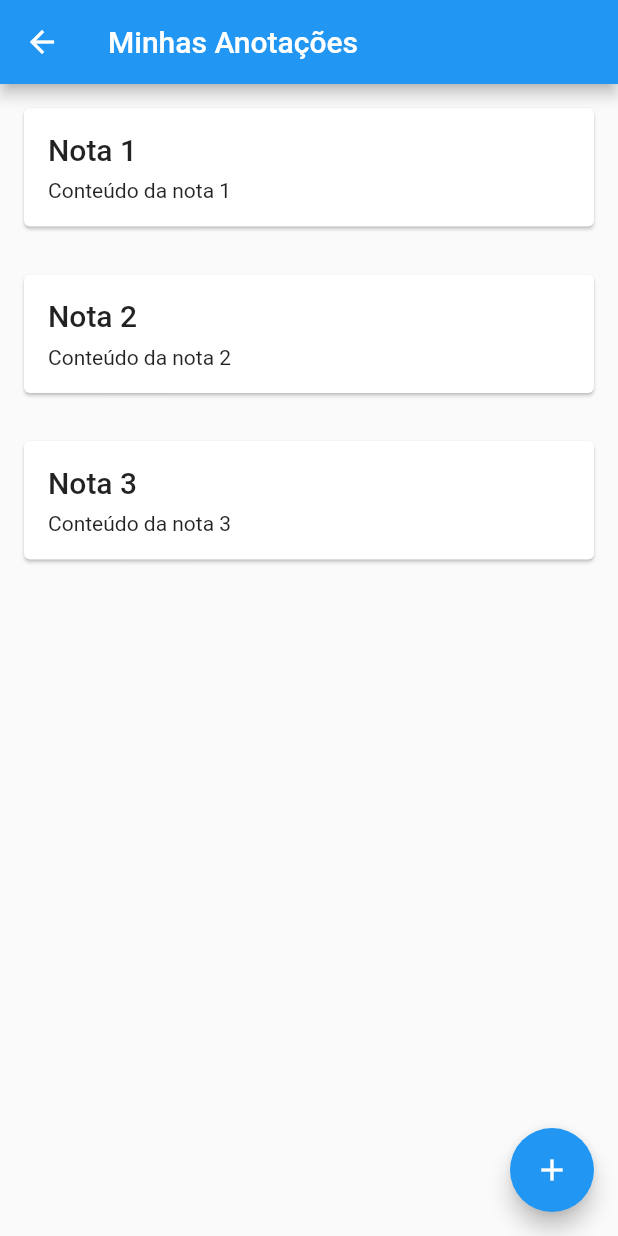
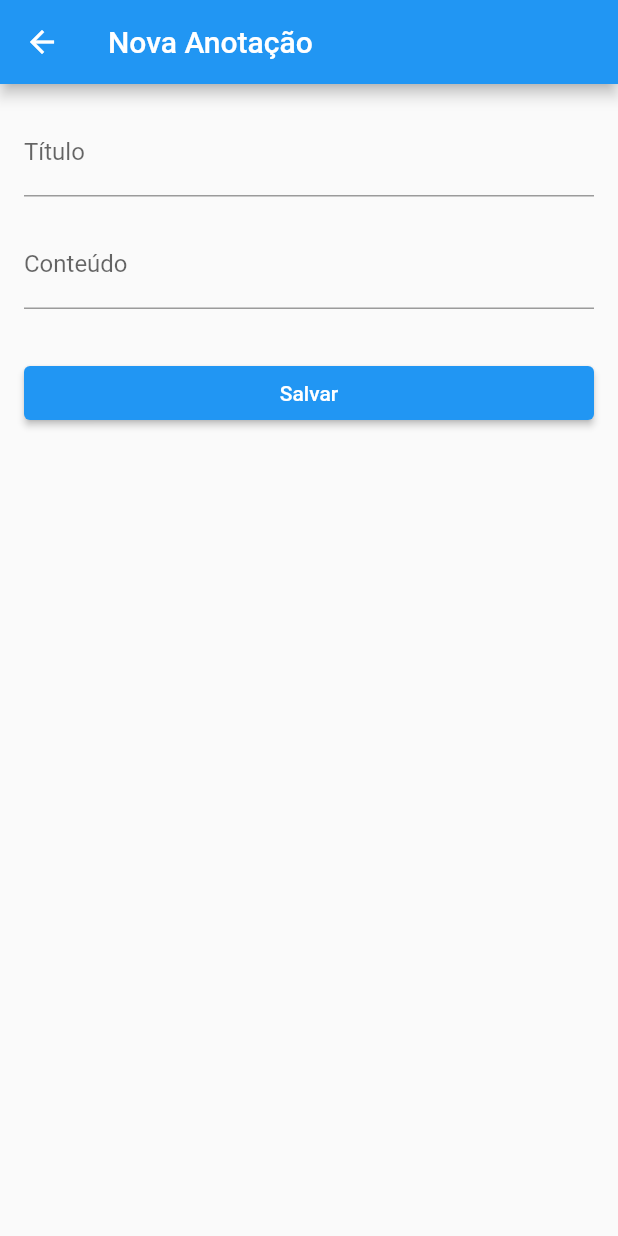
Before and after one commit to Gustavo653/KeepHealth, a Flutter app: the NotesPage screen opened directly, after a tap on the "add" icon, on a phone screen of 412 x 824 dp. Run offline on Flutter 3.47's test engine with Material 2 defaults, Android fonts, the light colour scheme and no system bars.

Commit message:
Adicionando pagina para edicao de anotacoes

```diff
--- a/keep_notes_flutter/lib/Models/note.dart
+++ b/keep_notes_flutter/lib/Models/note.dart
@@ -1,6 +1,23 @@
 class Note {
+  final int? id;
   final String title;
   final String content;
 
-  Note({required this.title, required this.content});
+  Note({
+    this.id,
+    required this.title,
+    required this.content,
+  });
+
+  Note copyWith({
+    int? id,
+    String? title,
+    String? content,
+  }) {
+    return Note(
+      id: id ?? this.id,
+      title: title ?? this.title,
+      content: content ?? this.content,
+    );
+  }
 }
--- a/keep_notes_flutter/lib/Pages/login_page.dart
+++ b/keep_notes_flutter/lib/Pages/login_page.dart
@@ -1,6 +1,5 @@
-import 'package:flutter/foundation.dart';
 import 'package:flutter/material.dart';
-import 'package:keep_notes_flutter/Pages/note_page.dart';
+import 'package:keep_notes_flutter/Pages/notes_page.dart';
 import 'package:keep_notes_flutter/Pages/register_page.dart';
 import 'package:keep_notes_flutter/Services/auth_service.dart';
 
--- /dev/null
+++ b/keep_notes_flutter/lib/Pages/note_edit_page.dart
@@ -0,0 +1,104 @@
+import 'package:flutter/material.dart';
+import 'package:keep_notes_flutter/Models/note.dart';
+import 'package:keep_notes_flutter/Services/note_service.dart';
+
+class NoteEditPage extends StatefulWidget {
+  final Note? note;
+
+  const NoteEditPage({Key? key, this.note}) : super(key: key);
+
+  @override
+  _NoteEditPageState createState() => _NoteEditPageState();
+}
+
+class _NoteEditPageState extends State<NoteEditPage> {
+  final _formKey = GlobalKey<FormState>();
+  late String _title;
+  late String _content;
+
+  @override
+  void initState() {
+    super.initState();
+    if (widget.note != null) {
+      _title = widget.note!.title;
+      _content = widget.note!.content;
+    } else {
+      _title = '';
+      _content = '';
+    }
+  }
+
+  Future<void> _submitForm() async {
+    if (_formKey.currentState!.validate()) {
+      _formKey.currentState!.save();
+
+      // Save note to database or API
+      final note = Note(
+        id: widget.note?.id ?? DateTime.now().millisecondsSinceEpoch,
+        title: _title,
+        content: _content,
+      );
+
+      await NoteService().saveOrUpdate(note);
+
+      Navigator.pop(_formKey.currentContext!, note);
+    }
+  }
+
+  @override
+  Widget build(BuildContext context) {
+    return Scaffold(
+      appBar: AppBar(
+        title: Text(widget.note == null ? 'Nova Anotação' : 'Editar Anotação'),
+      ),
+      body: SingleChildScrollView(
+        padding: const EdgeInsets.all(16),
+        child: Form(
+          key: _formKey,
+          child: Column(
+            crossAxisAlignment: CrossAxisAlignment.start,
+            children: [
+              TextFormField(
+                initialValue: _title,
+                decoration: const InputDecoration(
+                  labelText: 'Título',
+                ),
+                textInputAction: TextInputAction.next,
+                validator: (value) {
+                  if (value == null || value.trim().isEmpty) {
+                    return 'O título é obrigatório';
+                  }
+                  return null;
+                },
+                onSaved: (value) => _title = value!,
+              ),
+              const SizedBox(height: 16),
+              TextFormField(
+                initialValue: _content,
+                decoration: const InputDecoration(
+                  labelText: 'Conteúdo',
+                ),
+                maxLines: null,
+                validator: (value) {
+                  if (value == null || value.trim().isEmpty) {
+                    return 'O conteúdo é obrigatório';
+                  }
+                  return null;
+                },
+                onSaved: (value) => _content = value!,
+              ),
+              const SizedBox(height: 32),
+              SizedBox(
+                width: double.infinity,
+                child: ElevatedButton(
+                  onPressed: _submitForm,
+                  child: Text(widget.note == null ? 'Salvar' : 'Atualizar'),
+                ),
+              ),
+            ],
+          ),
+        ),
+      ),
+    );
+  }
+}
--- a/keep_notes_flutter/lib/Pages/note_page.dart
+++ /dev/null
@@ -1,55 +0,0 @@
-import 'package:flutter/material.dart';
-import 'package:keep_notes_flutter/Models/note.dart';
-
-class NotesPage extends StatelessWidget {
-  final List<Note> notes = [
-    Note(
-      title: 'Nota 1',
-      content: 'Conteúdo da nota 1',
-    ),
-    Note(
-      title: 'Nota 2',
-      content: 'Conteúdo da nota 2',
-    ),
-    Note(
-      title: 'Nota 3',
-      content: 'Conteúdo da nota 3',
-    ),
-  ];
-
-  @override
-  Widget build(BuildContext context) {
-    return Scaffold(
-      appBar: AppBar(
-        title: const Text('Minhas Anotações'),
-      ),
-      body: ListView.builder(
-        itemCount: notes.length,
-        itemBuilder: (BuildContext context, int index) {
-          final note = notes[index];
-          return Card(
-            margin: const EdgeInsets.all(16),
-            child: Padding(
-              padding: const EdgeInsets.all(16),
-              child: Column(
-                crossAxisAlignment: CrossAxisAlignment.start,
-                children: [
-                  Text(
-                    note.title,
-                    style: Theme.of(context).textTheme.titleLarge,
-                  ),
-                  const SizedBox(height: 8),
-                  Text(note.content),
-                ],
-              ),
-            ),
-          );
-        },
-      ),
-      floatingActionButton: FloatingActionButton(
-        onPressed: () {},
-        child: const Icon(Icons.add),
-      ),
-    );
-  }
-}
--- /dev/null
+++ b/keep_notes_flutter/lib/Pages/notes_page.dart
@@ -0,0 +1,86 @@
+import 'package:flutter/material.dart';
+import 'package:keep_notes_flutter/Pages/note_edit_page.dart';
+import 'package:keep_notes_flutter/services/note_service.dart';
+import 'package:keep_notes_flutter/Models/note.dart';
+
+class NotesPage extends StatefulWidget {
+  @override
+  _NotesPageState createState() => _NotesPageState();
+}
+
+class _NotesPageState extends State<NotesPage> {
+  final NoteService _noteService = NoteService();
+  List<Note> _notes = [];
+
+  @override
+  void initState() {
+    super.initState();
+    _getNotes();
+  }
+
+  Future<void> _getNotes() async {
+    final notes = await _noteService.getNotes();
+    setState(() {
+      _notes = notes;
+    });
+  }
+
+  @override
+  Widget build(BuildContext context) {
+    return Scaffold(
+      appBar: AppBar(
+        title: const Text('Minhas Anotações'),
+        automaticallyImplyLeading: false,
+      ),
+      body: FutureBuilder<List<Note>>(
+        future: _noteService.getNotes(),
+        builder: (context, snapshot) {
+          if (snapshot.connectionState == ConnectionState.waiting) {
+            return const Center(child: CircularProgressIndicator());
+          }
+          if (snapshot.hasError) {
+            return const Center(child: Text('Erro ao carregar as anotações'));
+          }
+          final notes = snapshot.data ?? [];
+          return ListView.builder(
+            itemCount: notes.length,
+            itemBuilder: (BuildContext context, int index) {
+              final note = notes[index];
+              return Card(
+                margin: const EdgeInsets.all(16),
+                child: Padding(
+                  padding: const EdgeInsets.all(16),
+                  child: Column(
+                    crossAxisAlignment: CrossAxisAlignment.start,
+                    children: [
+                      Text(
+                        note.title,
+                        style: Theme.of(context).textTheme.headline6,
+                      ),
+                      const SizedBox(height: 8),
+                      Text(
+                        note.content,
+                        style: Theme.of(context).textTheme.bodyText2,
+                      ),
+                    ],
+                  ),
+                ),
+              );
+            },
+          );
+        },
+      ),
+      floatingActionButton: FloatingActionButton(
+        onPressed: () {
+          Navigator.push(
+            context,
+            MaterialPageRoute(
+              builder: (context) => const NoteEditPage(),
+            ),
+          );
+        },
+        child: const Icon(Icons.add),
+      ),
+    );
+  }
+}
--- a/keep_notes_flutter/lib/Services/auth_service.dart
+++ b/keep_notes_flutter/lib/Services/auth_service.dart
@@ -1,8 +1,8 @@
 import 'dart:async';
 
 class AuthService {
-  static String _validEmail = 'test@test.com';
-  static String _validPassword = 'password';
+  static String _validEmail = 'teste@teste.com';
+  static String _validPassword = 'senha';
 
   Future<bool> authenticate(String email, String password) async {
     await Future.delayed(const Duration(seconds: 2));
--- /dev/null
+++ b/keep_notes_flutter/lib/Services/note_service.dart
@@ -0,0 +1,48 @@
+import 'dart:async';
+import 'package:keep_notes_flutter/Models/note.dart';
+
+class NoteService {
+  final List<Note> _notes = [
+    Note(
+      id: 1,
+      title: 'Nota 1',
+      content: 'Conteúdo da nota 1',
+    ),
+    Note(
+      id: 2,
+      title: 'Nota 2',
+      content: 'Conteúdo da nota 2',
+    ),
+    Note(
+      id: 3,
+      title: 'Nota 3',
+      content: 'Conteúdo da nota 3',
+    ),
+  ];
+
+  Future<List<Note>> getNotes() async {
+    await Future.delayed(const Duration(milliseconds: 500));
+    return _notes;
+  }
+
+  Future<Note> getNoteById(int id) async {
+    await Future.delayed(const Duration(milliseconds: 500));
+    return _notes.firstWhere((note) => note.id == id);
+  }
+
+  Future<void> saveOrUpdate(Note note) async {
+    if (note.id == null) {
+      final newId = _notes.isNotEmpty ? _notes.last.id! + 1 : 1;
+      _notes.add(note.copyWith(id: newId));
+    } else {
+      final index = _notes.indexWhere((n) => n.id == note.id);
+      _notes[index] = note;
+    }
+    await Future.delayed(const Duration(milliseconds: 500));
+  }
+
+  Future<void> delete(int id) async {
+    _notes.removeWhere((note) => note.id == id);
+    await Future.delayed(const Duration(milliseconds: 500));
+  }
+}
```
